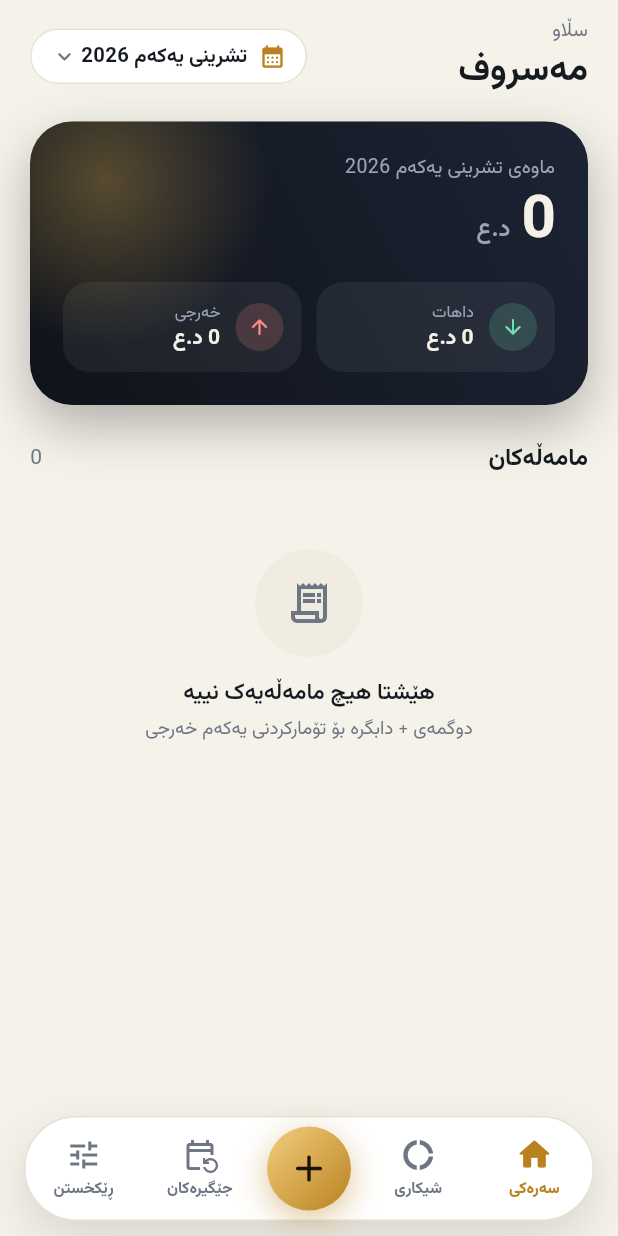
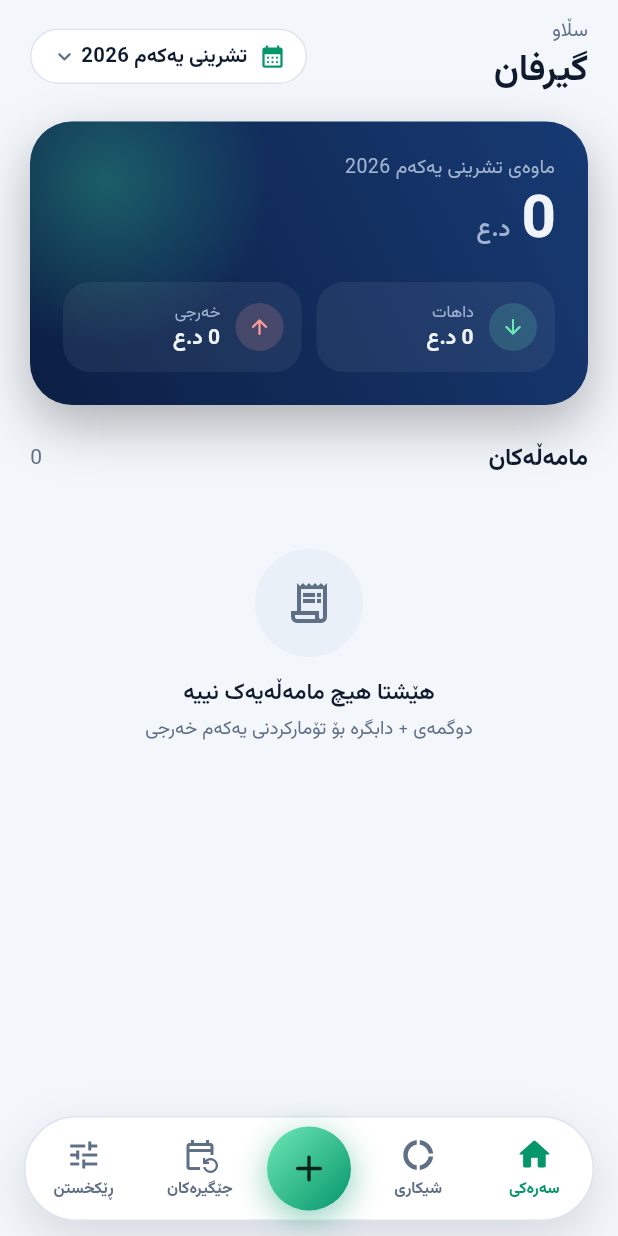
Before and after one commit to hawraz93/girfan, a Flutter app: the screen it shows after launch, on a phone screen of 412 x 824 dp. Run offline on Flutter 3.47's test engine with Material 3 defaults, Android fonts, the phone set to English and light mode, and no system bars; drawn by our look-alikes of flutter_animate; our stand-ins replace fl_chart, flutter_riverpod, share_plus, shared_preferences, sqflite, sqflite_common_ffi; accounts and stored records are empty.

Commit message:
Rename to Girfan, navy + emerald theme, new logo, APK build workflow
- App name مەسروف -> گیرفان (Android label, iOS display name, Windows, CSV export)
- New palette: deep navy surfaces with emerald accent (Palette.gold -> accent)
- New pocket logo drawn by tool/make_icon.py; all platform icons regenerated
- Lock screen shows the logo instead of the old letter badge
- GitHub Actions: builds a release APK on every PR and publishes a release on main

Co-Authored-By: Claude Opus 5.5 <noreply@anthropic.com>
Claude-Session: https://claude.ai/code/session_0118RBj8bhssk8NRZzos263H

```diff
--- a/lib/core/strings.dart
+++ b/lib/core/strings.dart
@@ -1,6 +1,6 @@
 /// Kurdish (Sorani) UI strings. Kept in one place so wording stays consistent.
 class S {
-  static const appName = 'مەسروف';
+  static const appName = 'گیرفان';
   static const home = 'سەرەکی';
   static const analytics = 'شیکاری';
   static const recurring = 'جێگیرەکان';
--- a/lib/core/theme.dart
+++ b/lib/core/theme.dart
@@ -1,9 +1,10 @@
 import 'package:flutter/material.dart';
 
-/// App palette. The hero card is always dark (a signature), so it has its own
-/// colours that do not follow the theme.
+/// App palette: deep navy surfaces with an emerald accent. The hero card is
+/// always navy (a signature), so it has its own colours that do not follow the
+/// theme.
 class Palette extends ThemeExtension<Palette> {
-  final Color bg, surface, surface2, outline, text, muted, gold, mint, coral;
+  final Color bg, surface, surface2, outline, text, muted, accent, mint, coral;
   final Color heroA, heroB;
 
   const Palette({
@@ -13,7 +14,7 @@ class Palette extends ThemeExtension<Palette> {
     required this.outline,
     required this.text,
     required this.muted,
-    required this.gold,
+    required this.accent,
     required this.mint,
     required this.coral,
     required this.heroA,
@@ -21,38 +22,44 @@ class Palette extends ThemeExtension<Palette> {
   });
 
   static const dark = Palette(
-    bg: Color(0xFF0D1016),
-    surface: Color(0xFF151A22),
-    surface2: Color(0xFF1D232D),
-    outline: Color(0xFF262D38),
-    text: Color(0xFFF2EFE6),
-    muted: Color(0xFF8A93A3),
-    gold: Color(0xFFE8B54D),
-    mint: Color(0xFF5FD3A3),
-    coral: Color(0xFFF17B73),
-    heroA: Color(0xFF1C2333),
-    heroB: Color(0xFF10141C),
+    bg: Color(0xFF0A1120),
+    surface: Color(0xFF111B2E),
+    surface2: Color(0xFF18243A),
+    outline: Color(0xFF223149),
+    text: Color(0xFFEAF0F8),
+    muted: Color(0xFF8495B0),
+    accent: Color(0xFF34D399),
+    mint: Color(0xFF34D399),
+    coral: Color(0xFFF87171),
+    heroA: Color(0xFF16305E),
+    heroB: Color(0xFF0B1833),
   );
 
   static const light = Palette(
-    bg: Color(0xFFF5F2EA),
+    bg: Color(0xFFF3F6FB),
     surface: Color(0xFFFFFFFF),
-    surface2: Color(0xFFF0ECE2),
-    outline: Color(0xFFE6E1D5),
-    text: Color(0xFF151920),
-    muted: Color(0xFF6E7684),
-    gold: Color(0xFFB9821F),
-    mint: Color(0xFF1F9D6B),
-    coral: Color(0xFFD9534B),
-    heroA: Color(0xFF1C2333),
-    heroB: Color(0xFF0F131A),
+    surface2: Color(0xFFEAF0F7),
+    outline: Color(0xFFDCE4EF),
+    text: Color(0xFF0F1B2D),
+    muted: Color(0xFF5F6F86),
+    accent: Color(0xFF059669),
+    mint: Color(0xFF059669),
+    coral: Color(0xFFDC4B4B),
+    heroA: Color(0xFF173A73),
+    heroB: Color(0xFF0C1F44),
   );
 
-  static const heroText = Color(0xFFF4F1E8);
-  static const heroMuted = Color(0xFF9AA3B2);
-  static const heroGold = Color(0xFFE8B54D);
-  static const heroMint = Color(0xFF6FE0B1);
-  static const heroCoral = Color(0xFFFF8D85);
+  /// Ink used on top of accent-filled surfaces (buttons, selected chips).
+  static const onAccent = Color(0xFF032619);
+
+  /// Lighter partner of the accent for gradients (FAB, lock badge).
+  static const accentSoft = Color(0xFF6EE7B7);
+
+  static const heroText = Color(0xFFF1F5FB);
+  static const heroMuted = Color(0xFF9FB2D0);
+  static const heroAccent = Color(0xFF34D399);
+  static const heroMint = Color(0xFF6EE7B7);
+  static const heroCoral = Color(0xFFFF9C9C);
 
   @override
   Palette copyWith() => this;
@@ -68,7 +75,7 @@ class Palette extends ThemeExtension<Palette> {
       outline: l(outline, other.outline),
       text: l(text, other.text),
       muted: l(muted, other.muted),
-      gold: l(gold, other.gold),
+      accent: l(accent, other.accent),
       mint: l(mint, other.mint),
       coral: l(coral, other.coral),
       heroA: l(heroA, other.heroA),
@@ -89,10 +96,10 @@ ThemeData buildTheme(Brightness b) {
   final p = dark ? Palette.dark : Palette.light;
   final scheme = ColorScheme(
     brightness: b,
-    primary: p.gold,
-    onPrimary: const Color(0xFF1A1300),
+    primary: p.accent,
+    onPrimary: Palette.onAccent,
     secondary: p.mint,
-    onSecondary: const Color(0xFF062A1C),
+    onSecondary: Palette.onAccent,
     error: p.coral,
     onError: Colors.white,
     surface: p.surface,
@@ -153,7 +160,7 @@ ThemeData buildTheme(Brightness b) {
       ),
       focusedBorder: OutlineInputBorder(
         borderRadius: BorderRadius.circular(16),
-        borderSide: BorderSide(color: p.gold, width: 1.4),
+        borderSide: BorderSide(color: p.accent, width: 1.4),
       ),
     ),
     filledButtonTheme: FilledButtonThemeData(
@@ -168,14 +175,14 @@ ThemeData buildTheme(Brightness b) {
       ),
     ),
     textButtonTheme: TextButtonThemeData(
-      style: TextButton.styleFrom(foregroundColor: p.gold),
+      style: TextButton.styleFrom(foregroundColor: p.accent),
     ),
     switchTheme: SwitchThemeData(
       thumbColor: WidgetStateProperty.resolveWith(
-        (s) => s.contains(WidgetState.selected) ? const Color(0xFF1A1300) : p.muted,
+        (s) => s.contains(WidgetState.selected) ? Palette.onAccent : p.muted,
       ),
       trackColor: WidgetStateProperty.resolveWith(
-        (s) => s.contains(WidgetState.selected) ? p.gold : p.surface2,
+        (s) => s.contains(WidgetState.selected) ? p.accent : p.surface2,
       ),
       trackOutlineColor: WidgetStateProperty.all(Colors.transparent),
     ),
--- a/lib/data/export.dart
+++ b/lib/data/export.dart
@@ -25,9 +25,9 @@ Future<void> exportCsv(Repo repo, Map<int, Category> cats) async {
     ].join(','));
   }
   final dir = await getTemporaryDirectory();
-  final file = File('${dir.path}/masruf-${dateKey(DateTime.now())}.csv');
+  final file = File('${dir.path}/girfan-${dateKey(DateTime.now())}.csv');
   await file.writeAsString(sb.toString());
   await SharePlus.instance.share(
-    ShareParams(files: [XFile(file.path, mimeType: 'text/csv')], subject: 'Masruf export'),
+    ShareParams(files: [XFile(file.path, mimeType: 'text/csv')], subject: 'Girfan export'),
   );
 }
--- a/lib/ui/analytics/analytics_screen.dart
+++ b/lib/ui/analytics/analytics_screen.dart
@@ -393,7 +393,7 @@ class _NetRow extends StatelessWidget {
         const SizedBox(width: 10),
         cell(S.expense, sum.expense, p.coral),
         const SizedBox(width: 10),
-        cell(S.net, sum.net, sum.net < 0 ? p.coral : p.gold),
+        cell(S.net, sum.net, sum.net < 0 ? p.coral : p.accent),
       ],
     );
   }
--- a/lib/ui/home/home_screen.dart
+++ b/lib/ui/home/home_screen.dart
@@ -152,8 +152,8 @@ class HeroCard extends StatelessWidget {
               decoration: BoxDecoration(
                 shape: BoxShape.circle,
                 gradient: RadialGradient(colors: [
-                  Palette.heroGold.withValues(alpha: 0.32),
-                  Palette.heroGold.withValues(alpha: 0),
+                  Palette.heroAccent.withValues(alpha: 0.32),
+                  Palette.heroAccent.withValues(alpha: 0),
                 ]),
               ),
             ),
@@ -377,12 +377,12 @@ class _DueSection extends StatelessWidget {
           trailing: Container(
             padding: const EdgeInsets.symmetric(horizontal: 9, vertical: 2),
             decoration: BoxDecoration(
-              color: p.gold.withValues(alpha: 0.18),
+              color: p.accent.withValues(alpha: 0.18),
               borderRadius: BorderRadius.circular(10),
             ),
             child: Text('${items.length}',
                 style: TextStyle(
-                    color: p.gold, fontWeight: FontWeight.w800, fontSize: 12, fontFeatures: kTabular)),
+                    color: p.accent, fontWeight: FontWeight.w800, fontSize: 12, fontFeatures: kTabular)),
           ),
         ),
         SizedBox(
@@ -441,7 +441,7 @@ class _DueCard extends StatelessWidget {
                     style: TextStyle(color: p.muted, fontSize: 12, fontFeatures: kTabular)),
                 const Spacer(),
                 Material(
-                  color: p.gold,
+                  color: p.accent,
                   borderRadius: BorderRadius.circular(12),
                   child: InkWell(
                     borderRadius: BorderRadius.circular(12),
@@ -450,7 +450,7 @@ class _DueCard extends StatelessWidget {
                       padding: EdgeInsets.symmetric(horizontal: 12, vertical: 6),
                       child: Text(S.record,
                           style: TextStyle(
-                              fontSize: 12, fontWeight: FontWeight.w800, color: Color(0xFF1A1300))),
+                              fontSize: 12, fontWeight: FontWeight.w800, color: Palette.onAccent)),
                     ),
                   ),
                 ),
--- a/lib/ui/recurring/recurring_screen.dart
+++ b/lib/ui/recurring/recurring_screen.dart
@@ -165,7 +165,7 @@ class _RecurringCard extends StatelessWidget {
                 ),
               ),
               if (covers)
-                StatusChip(isPaid ? S.paid : S.due, isPaid ? p.mint : p.gold)
+                StatusChip(isPaid ? S.paid : S.due, isPaid ? p.mint : p.accent)
               else
                 StatusChip(r.isExpense ? S.expense : S.income, p.muted),
             ],
@@ -178,7 +178,7 @@ class _RecurringCard extends StatelessWidget {
                 value: total == 0 ? 0 : (paidCount / total).clamp(0.0, 1.0),
                 minHeight: 8,
                 backgroundColor: p.surface2,
-                color: p.gold,
+                color: p.accent,
               ),
             ),
             const SizedBox(height: 8),
--- a/lib/ui/recurring/recurring_sheet.dart
+++ b/lib/ui/recurring/recurring_sheet.dart
@@ -346,7 +346,7 @@ class _MonthField extends StatelessWidget {
           padding: const EdgeInsets.symmetric(horizontal: 14, vertical: 12),
           child: Row(
             children: [
-              Icon(Icons.calendar_month_rounded, color: p.gold, size: 20),
+              Icon(Icons.calendar_month_rounded, color: p.accent, size: 20),
               const SizedBox(width: 10),
               Column(
                 crossAxisAlignment: CrossAxisAlignment.start,
--- a/lib/ui/settings/settings_screen.dart
+++ b/lib/ui/settings/settings_screen.dart
@@ -203,7 +203,7 @@ class _Tile extends StatelessWidget {
               width: 36,
               height: 36,
               decoration: BoxDecoration(color: p.surface2, shape: BoxShape.circle),
-              child: Icon(icon, size: 18, color: p.gold),
+              child: Icon(icon, size: 18, color: p.accent),
             ),
             const SizedBox(width: 14),
             Expanded(
@@ -263,14 +263,14 @@ class _Segmented extends StatelessWidget {
                   padding: const EdgeInsets.symmetric(horizontal: 14, vertical: 7),
                   alignment: Alignment.center,
                   decoration: BoxDecoration(
-                    color: selected ? p.gold : Colors.transparent,
+                    color: selected ? p.accent : Colors.transparent,
                     borderRadius: BorderRadius.circular(10),
                   ),
                   child: Text(labels[i],
                       style: TextStyle(
                         fontSize: 12.5,
                         fontWeight: FontWeight.w700,
-                        color: selected ? const Color(0xFF1A1300) : p.muted,
+                        color: selected ? Palette.onAccent : p.muted,
                       )),
                 ),
               );
--- a/lib/ui/shell.dart
+++ b/lib/ui/shell.dart
@@ -127,7 +127,7 @@ class _Item extends StatelessWidget {
   @override
   Widget build(BuildContext context) {
     final p = context.p;
-    final color = selected ? p.gold : p.muted;
+    final color = selected ? p.accent : p.muted;
     return GestureDetector(
       behavior: HitTestBehavior.opaque,
       onTap: onTap,
@@ -167,17 +167,17 @@ class _AddButton extends StatelessWidget {
           gradient: LinearGradient(
             begin: Alignment.topLeft,
             end: Alignment.bottomRight,
-            colors: [const Color(0xFFF3CE7E), p.gold],
+            colors: [Palette.accentSoft, p.accent],
           ),
           boxShadow: [
             BoxShadow(
-              color: p.gold.withValues(alpha: 0.45),
+              color: p.accent.withValues(alpha: 0.45),
               blurRadius: 18,
               offset: const Offset(0, 6),
             ),
           ],
         ),
-        child: const Icon(Icons.add_rounded, color: Color(0xFF1A1300), size: 30),
+        child: const Icon(Icons.add_rounded, color: Palette.onAccent, size: 30),
       ),
     );
   }
--- a/lib/ui/widgets/month_picker.dart
+++ b/lib/ui/widgets/month_picker.dart
@@ -86,7 +86,7 @@ class _MonthCell extends StatelessWidget {
   Widget build(BuildContext context) {
     final p = context.p;
     return Material(
-      color: selected ? p.gold : p.surface2,
+      color: selected ? p.accent : p.surface2,
       borderRadius: BorderRadius.circular(14),
       child: InkWell(
         borderRadius: BorderRadius.circular(14),
@@ -94,14 +94,14 @@ class _MonthCell extends StatelessWidget {
         child: Container(
           decoration: BoxDecoration(
             borderRadius: BorderRadius.circular(14),
-            border: isNow && !selected ? Border.all(color: p.gold, width: 1.2) : null,
+            border: isNow && !selected ? Border.all(color: p.accent, width: 1.2) : null,
           ),
           alignment: Alignment.center,
           child: Text(label,
               style: TextStyle(
                 fontSize: 12.5,
                 fontWeight: FontWeight.w700,
-                color: selected ? const Color(0xFF1A1300) : p.text,
+                color: selected ? Palette.onAccent : p.text,
               )),
         ),
       ),
@@ -131,7 +131,7 @@ class MonthPill extends ConsumerWidget {
           child: Row(
             mainAxisSize: MainAxisSize.min,
             children: [
-              Icon(Icons.calendar_month_rounded, size: 18, color: p.gold),
+              Icon(Icons.calendar_month_rounded, size: 18, color: p.accent),
               const SizedBox(width: 8),
               Text(monthLabel(m),
                   style: const TextStyle(fontWeight: FontWeight.w700, fontSize: 13.5)),
--- a/lib/ui/widgets/widgets.dart
+++ b/lib/ui/widgets/widgets.dart
@@ -252,7 +252,7 @@ class Pill extends StatelessWidget {
   Widget build(BuildContext context) {
     final p = context.p;
     return Material(
-      color: selected ? p.gold : p.surface2,
+      color: selected ? p.accent : p.surface2,
       borderRadius: BorderRadius.circular(20),
       child: InkWell(
         borderRadius: BorderRadius.circular(20),
@@ -263,14 +263,14 @@ class Pill extends StatelessWidget {
             mainAxisSize: MainAxisSize.min,
             children: [
               if (icon != null) ...[
-                Icon(icon, size: 16, color: selected ? const Color(0xFF1A1300) : p.muted),
+                Icon(icon, size: 16, color: selected ? Palette.onAccent : p.muted),
                 const SizedBox(width: 6),
               ],
               Text(label,
                   style: TextStyle(
                     fontSize: 13,
                     fontWeight: FontWeight.w700,
-                    color: selected ? const Color(0xFF1A1300) : p.text,
+                    color: selected ? Palette.onAccent : p.text,
                   )),
             ],
           ),
```
Also changed, not shown: lib/ui/lock/lock_screen.dart (+6 -10 lines), pubspec.yaml (+6 -3 lines), assets/icon/foreground.png, assets/icon/icon.png, assets/icon/logo.png (added), 41 other files.
